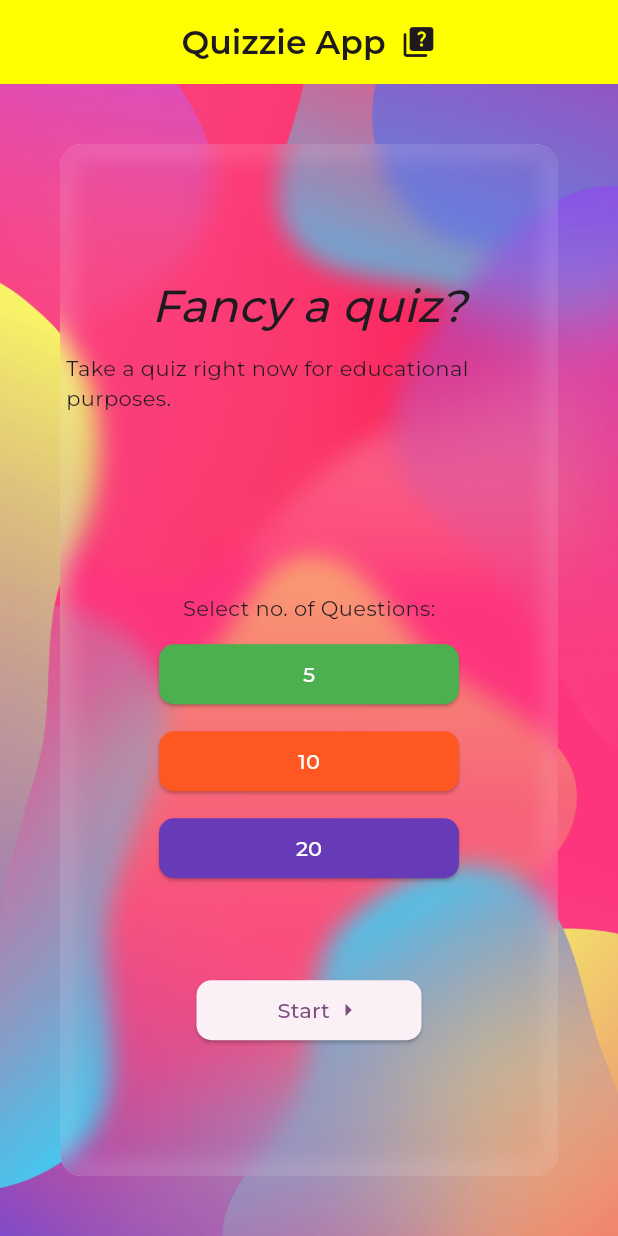
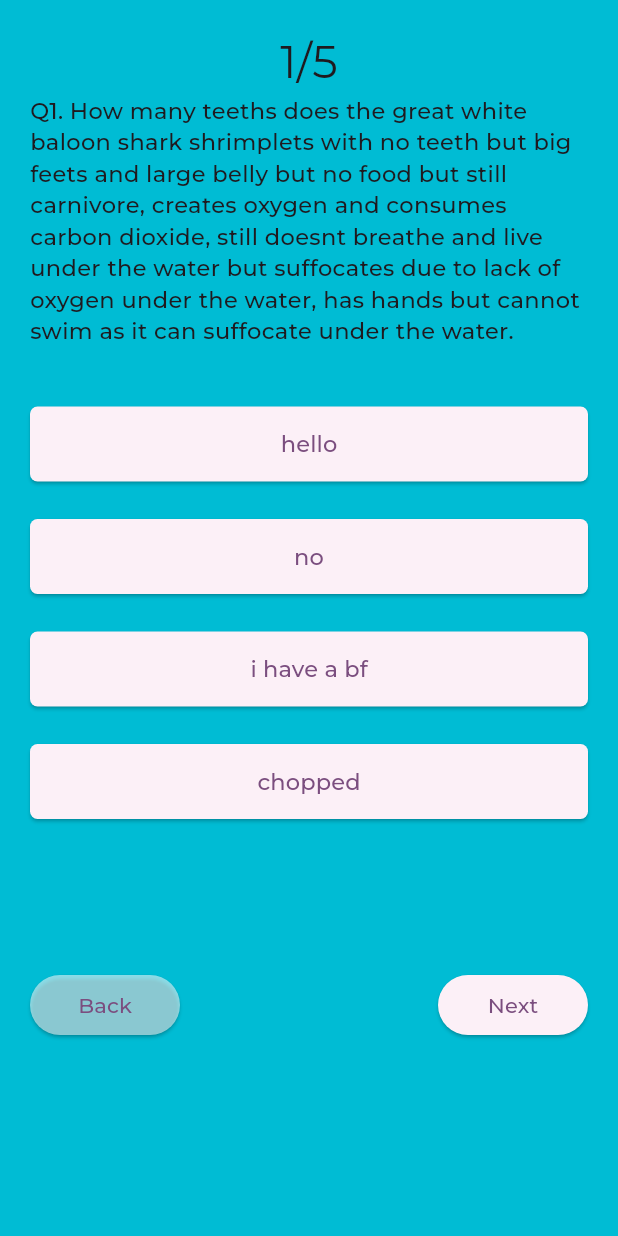
Before and after one commit to Aditya-Rawat01/flutter-quiz-app, a Flutter app: the screen it shows after launch, on a phone screen of 412 x 824 dp. Run offline on Flutter 3.47's test engine with Material 3 defaults, Android fonts, the phone set to English and light mode, and no system bars; our stand-ins replace fluttertoast.

Commit message:
quiz page and result page

```diff
--- a/lib/main.dart
+++ b/lib/main.dart
@@ -1,5 +1,6 @@
 import 'package:flutter/material.dart';
 import 'package:flutter_quiz_app/pages/homepage.dart';
+import 'package:flutter_quiz_app/pages/quizPage.dart';
 
 void main() {
   runApp(const MainApp());
@@ -19,7 +20,7 @@ class MainApp extends StatelessWidget {
         ),
       ),
       debugShowCheckedModeBanner: false,
-      home: Homepage(),
+      home: Quizpage(),
     );
   }
 }
--- /dev/null
+++ b/lib/pages/quizPage.dart
@@ -0,0 +1,164 @@
+import 'package:flutter/material.dart';
+import 'package:flutter_quiz_app/widgets/resultQuestionCards.dart';
+import 'package:fluttertoast/fluttertoast.dart';
+
+class Quizpage extends StatefulWidget {
+  const Quizpage({super.key});
+
+  @override
+  State<Quizpage> createState() => _QuizpageState();
+}
+class Question {
+  final String question;
+  final List<String> options;
+  final String ans;
+  Question({
+    required this.question,
+    required this.options,
+    required this.ans
+  });
+}
+class _QuizpageState extends State<Quizpage> {
+  int currentQuestionNumber = 0;
+  List<Question> questions = [
+    Question(question: "How many teeths does the great white baloon shark shrimplets with no teeth but big feets and large belly but no food but still carnivore, creates oxygen and consumes carbon dioxide, still doesnt breathe and live under the water but suffocates due to lack of oxygen under the water, has hands but cannot swim as it can suffocate under the water.", options: ["hello","no","i have a bf", "chopped"], ans: "chopped"),
+    Question(question: "How many teeths does the great white baloon shark shrimplets with no teeth but big feets and large belly but no food but still carnivore, creates oxygen and consumes carbon dioxide, still doesnt breathe and live under the water but suffocates due to lack of oxygen under the water, has hands but cannot swim as it can suffocate under the water.", options: ["hello","no","i have a bf", "chopped"], ans: "chopped"),
+    Question(question: "How many teeths does the great white baloon shark shrimplets with no teeth but big feets and large belly but no food but still carnivore, creates oxygen and consumes carbon dioxide, still doesnt breathe and live under the water but suffocates due to lack of oxygen under the water, has hands but cannot swim as it can suffocate under the water.", options: ["hello","no","i have a bf", "chopped"], ans: "chopped"),
+    Question(question: "How many teeths does the great white baloon shark shrimplets with no teeth but big feets and large belly but no food but still carnivore, creates oxygen and consumes carbon dioxide, still doesnt breathe and live under the water but suffocates due to lack of oxygen under the water, has hands but cannot swim as it can suffocate under the water.", options: ["hello","no","i have a bf", "chopped"], ans: "chopped"),
+    Question(question: "How many teeths does the great white baloon shark shrimplets with no teeth but big feets and large belly but no food but still carnivore, creates oxygen and consumes carbon dioxide, still doesnt breathe and live under the water but suffocates due to lack of oxygen under the water, has hands but cannot swim as it can suffocate under the water.", options: ["hello","no","i have a bf", "chopped"], ans: "chopped"),
+    ];
+  List <String?> selectedOptions =[];
+  @override
+  void initState() {
+    super.initState();
+    selectedOptions = List.filled(questions.length, null);
+  }
+  void nextQuestion() {
+    if (selectedOptions[currentQuestionNumber]==null) {
+      final snackBar = SnackBar(content: Text("Choose an option.", style: TextStyle(color: Colors.red),), behavior: SnackBarBehavior.floating,backgroundColor: Colors.white, duration: Duration(seconds: 3));
+      ScaffoldMessenger.of(context).hideCurrentSnackBar(reason: SnackBarClosedReason.hide);
+      ScaffoldMessenger.of(context).showSnackBar(snackBar);
+      return;
+    }
+    setState(() {
+      currentQuestionNumber++;
+    });
+  }
+  void prevQuestion() {
+    if (currentQuestionNumber==0) {
+      return;
+    }
+    setState(() {
+      currentQuestionNumber--;
+
+    });
+  }
+
+  void answerSelection(String option) {
+
+      selectedOptions[currentQuestionNumber]=option;
+      nextQuestion();
+  }
+  @override
+  Widget build(BuildContext context) {
+
+    if (currentQuestionNumber==questions.length) {
+      var correct=0;
+      selectedOptions.asMap().forEach((index,k) {
+       if (questions[index].ans==selectedOptions[index]) {
+        correct++;
+       }
+      });
+      return Scaffold(
+        body: SingleChildScrollView(
+          child: Container(
+            width: double.infinity,
+            padding: EdgeInsets.all(20),
+            child: Column(
+              mainAxisAlignment: MainAxisAlignment.center,
+              children: [
+                Text("Quiz Completed", style: TextStyle(fontSize: 25),),
+                Text("Results:", style: TextStyle(fontSize: 20),),
+                Text("Total: ${correct}/${questions.length}"),
+                ...questions.asMap().entries.map((val) {
+                  int index = val.key;
+                  Question questionObj = val.value;
+                  return Column(
+                    children: [
+                      Resultquestioncards(question: questionObj.question, ans: questionObj.ans, options: questionObj.options, selectedOption: selectedOptions[index])
+                    ],
+                  );
+                })
+              ],
+            ),
+          ),
+        ),
+      );
+    } else {
+      Question currentQuestion = questions[currentQuestionNumber];
+      return Scaffold(
+      body: SingleChildScrollView(
+
+        child: Container(
+          height: MediaQuery.of(context).size.height,
+        color: Colors.cyan,
+        width: double.infinity,
+        padding: EdgeInsets.all(20),
+        child: Column(
+          crossAxisAlignment: CrossAxisAlignment.center,
+          children: [
+            Text("${currentQuestionNumber+1}/${questions.length}", style: TextStyle(fontSize: 30),),
+            Text("Q${currentQuestionNumber+1}. ${currentQuestion.question}", style: TextStyle(fontWeight: FontWeight.w500, fontSize: 15),),
+            SizedBox(height: 40,),
+            Container(
+              width: double.infinity,
+              child: Column(
+                spacing: 25,
+                crossAxisAlignment: CrossAxisAlignment.start,
+                children: [
+                  ...currentQuestion.options.map((option){
+                      return SizedBox(
+                    width: double.infinity,
+                    height: 50,
+                    child: ElevatedButton(onPressed: (){
+                      answerSelection(option);
+                    },  style: ElevatedButton.styleFrom(
+                      shape: RoundedRectangleBorder(
+                        borderRadius: BorderRadiusGeometry.all(
+                          Radius.circular(5),
+                        ),
+                      ),
+                    ),child: Text(option, style: TextStyle(fontSize: 15),),),
+                  );
+                  })
+                  ,
+
+                  SizedBox(
+                    height: 50,
+                  ),
+                  Row(
+                    mainAxisAlignment: MainAxisAlignment.spaceBetween,
+                    children: [
+                      ElevatedButton(onPressed: prevQuestion,  style: ElevatedButton.styleFrom(
+                        fixedSize: Size(100, 40),
+                        backgroundColor: currentQuestionNumber==0?Colors.white54:Colors.white,
+                      ),child: Text("Back"),),
+                      ElevatedButton(onPressed: nextQuestion,  style: ElevatedButton.styleFrom(
+                        fixedSize: Size(100, 40)
+                      ),child: currentQuestionNumber==questions.length-1?Text("End"):Text("Next"),),
+                    ],
+                  )
+
+                   ],
+              ),
+            )
+          ],
+        ),
+      ),
+
+      )
+      );
+
+    }
+    }
+}
--- a/pubspec.yaml
+++ b/pubspec.yaml
@@ -9,6 +9,7 @@ environment:
 dependencies:
   flutter:
     sdk: flutter
+  fluttertoast:
 
 dev_dependencies:
   flutter_test:
```
Also changed, not shown: lib/widgets/resultQuestionCards.dart (added, +39 -0 lines), pubspec.lock.
